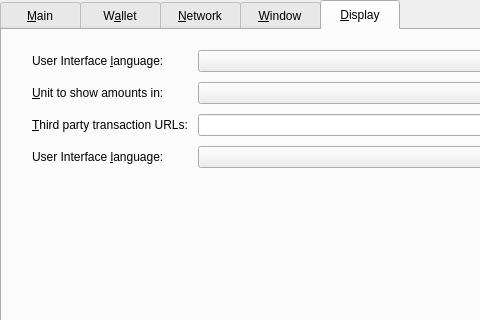
Above: src/qt/forms/optionsdialog.ui from crptec/sinovate before the change; both pictures show x 0 to 480 and y 0 to 320 of the 832 by 471 pixel window. Below: the same form after it.
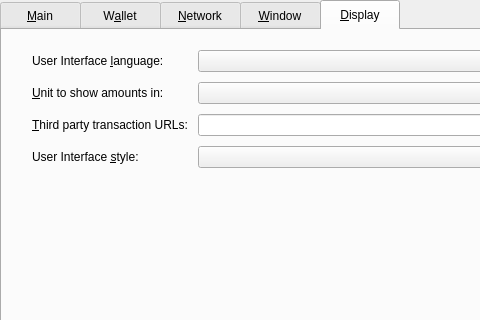
That is the form after the change. The open tabs and pages were chosen to show the change. Custom widgets are drawn as their Qt base class.

The edit to the form file:
```diff
--- a/src/qt/forms/optionsdialog.ui
+++ b/src/qt/forms/optionsdialog.ui
@@ -837,7 +837,7 @@
          <item row="3" column="0">
           <widget class="QLabel" name="langLabel">
            <property name="text">
-            <string>User Interface &amp;language:</string>
+            <string>User Interface &amp;style:</string>
            </property>
            <property name="textFormat">
             <enum>Qt::PlainText</enum>
```
Lines whose indentation alone changed are shown as unchanged.
